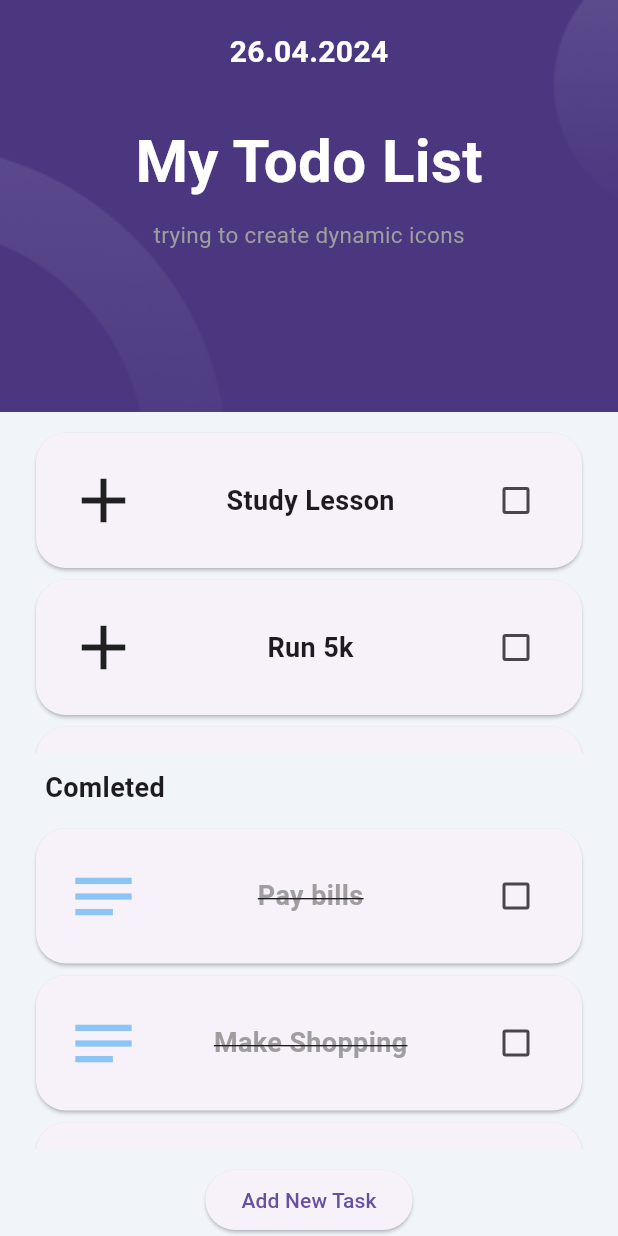
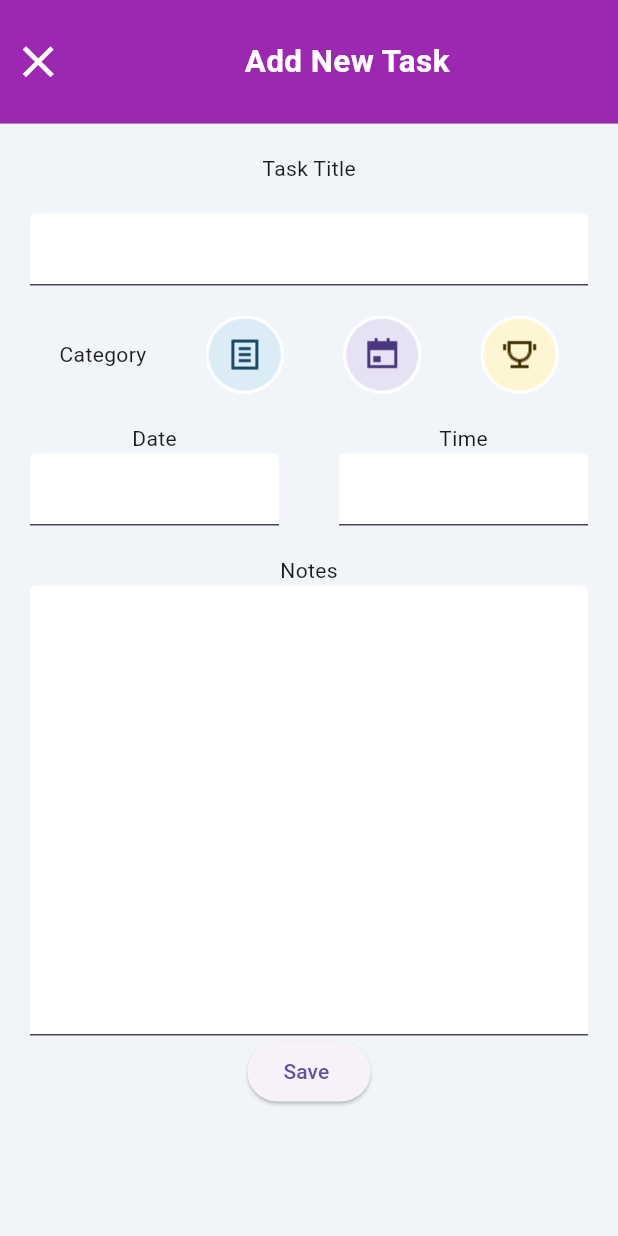
Before and after one commit to henimex/flutter_todo_app, a Flutter app: the screen it shows after launch, after a tap on "Add New Task", on a phone screen of 412 x 824 dp. Run offline on Flutter 3.47's test engine with Material 3 defaults, Android fonts, the phone set to English and light mode, and no system bars; our stand-ins replace hexcolor.

Commit message:
Add New Task Page Added

```diff
--- a/lib/main.dart
+++ b/lib/main.dart
@@ -1,10 +1,5 @@
 import 'package:flutter/material.dart';
-import 'package:flutter_todo_app/CustomWidgets/Cards/completed_item.dart';
-import 'package:flutter_todo_app/CustomWidgets/Cards/todo_item.dart';
-import 'package:flutter_todo_app/constants/color.dart';
 import 'package:flutter_todo_app/screens/home.dart';
-import 'package:hexcolor/hexcolor.dart';
-
 import 'Models/TodoItem.dart';
 
 void main() {
--- /dev/null
+++ b/lib/screens/add_new_task.dart
@@ -0,0 +1,160 @@
+import 'package:flutter/material.dart';
+import 'package:flutter/widgets.dart';
+import 'package:flutter_todo_app/constants/color.dart';
+import 'package:hexcolor/hexcolor.dart';
+
+class AddNewTask extends StatelessWidget {
+  const AddNewTask({super.key});
+
+  @override
+  Widget build(BuildContext context) {
+    double deviceWidth = MediaQuery.of(context).size.width;
+    double deviceHeight = MediaQuery.of(context).size.height;
+
+    return SafeArea(
+      child: Scaffold(
+        backgroundColor: HexColor(mainBackground),
+        body: SingleChildScrollView(
+          child: Column(
+            children: [
+              Container(
+                width: deviceWidth,
+                height: deviceHeight / 10,
+                color: Colors.purple,
+                child: Row(
+                  children: [
+                    IconButton(
+                      onPressed: () {
+                        Navigator.of(context).pop();
+                      },
+                      icon: const Icon(
+                        Icons.close,
+                        size: 35,
+                        color: Colors.white,
+                      ),
+                    ),
+                    const Expanded(
+                        child: Text(
+                      "Add New Task",
+                      style: TextStyle(
+                          fontWeight: FontWeight.bold,
+                          color: Colors.white,
+                          fontSize: 21),
+                      textAlign: TextAlign.center,
+                    )),
+                  ],
+                ),
+              ),
+              const Padding(
+                padding: EdgeInsets.only(top: 20.0),
+                child: Text("Task Title"),
+              ),
+              const Padding(
+                padding: EdgeInsets.symmetric(vertical: 20, horizontal: 20),
+                child: TextField(
+                  decoration:
+                      InputDecoration(filled: true, fillColor: Colors.white),
+                ),
+              ),
+              const Row(
+                mainAxisAlignment: MainAxisAlignment.spaceEvenly,
+                children: [
+                  Text("Category"),
+                  ShowMsg(
+                    title: "Memo Category Selected",
+                    image: "category1",
+                  ),
+                  ShowMsg(
+                    title: "Event Category Selected",
+                    image: "category2",
+                  ),
+                  ShowMsg(
+                    title: "Challange Category Selected",
+                    image: "category3",
+                  ),
+                ],
+              ),
+              const Padding(
+                padding: EdgeInsets.only(top: 20.0),
+                child: Row(
+                  children: [
+                    Expanded(
+                      child: Column(
+                        children: [
+                          Text("Date"),
+                          Padding(
+                            padding: EdgeInsets.symmetric(horizontal: 20),
+                            child: TextField(
+                              decoration: InputDecoration(
+                                  filled: true, fillColor: Colors.white),
+                            ),
+                          )
+                        ],
+                      ),
+                    ),
+                    Expanded(
+                      child: Column(
+                        children: [
+                          Text("Time"),
+                          Padding(
+                            padding: EdgeInsets.symmetric(horizontal: 20),
+                            child: TextField(
+                              decoration: InputDecoration(
+                                  filled: true, fillColor: Colors.white),
+                            ),
+                          )
+                        ],
+                      ),
+                    )
+                  ],
+                ),
+              ),
+              const Padding(
+                padding: EdgeInsets.only(top: 20.0),
+                child: Text("Notes"),
+              ),
+              const SizedBox(
+                height: 300,
+                child: Padding(
+                  padding: EdgeInsets.symmetric(horizontal: 20),
+                  child: TextField(
+                    expands: true,
+                    maxLines: null,
+                    decoration: InputDecoration(
+                        filled: true, fillColor: Colors.white, isDense: true),
+                  ),
+                ),
+              ),
+              ElevatedButton(onPressed: (){}, child: Text("Save "))
+            ],
+          ),
+        ),
+      ),
+    );
+  }
+}
+
+class ShowMsg extends StatefulWidget {
+  const ShowMsg({super.key, required this.title, required this.image});
+
+  final String title;
+  final String image;
+
+  @override
+  State<ShowMsg> createState() => _ShowMsgState();
+}
+
+class _ShowMsgState extends State<ShowMsg> {
+  @override
+  Widget build(BuildContext context) {
+    return GestureDetector(
+      onTap: () {
+        ScaffoldMessenger.of(context).showSnackBar(SnackBar(
+          content: Text(widget.title),
+          duration: const Duration(milliseconds: 400),
+        ));
+      },
+      child: Image.asset("lib/assets/images/${widget.image}.png"),
+    );
+  }
+}
--- a/lib/screens/home.dart
+++ b/lib/screens/home.dart
@@ -1,7 +1,6 @@
-import 'package:flutter/cupertino.dart';
 import 'package:flutter/material.dart';
+import 'package:flutter_todo_app/screens/add_new_task.dart';
 import 'package:hexcolor/hexcolor.dart';
-
 import '../CustomWidgets/Cards/completed_item.dart';
 import '../CustomWidgets/Cards/todo_item.dart';
 import '../Models/TodoItem.dart';
@@ -128,7 +127,9 @@ class _HomeScreenState extends State<HomeScreen> {
               ),
               ElevatedButton(
                   onPressed: () {
-                    print("Selam?");
+                    Navigator.of(context).push(MaterialPageRoute(
+                      builder: (context) => const AddNewTask(),
+                    ));
                   },
                   child: const Text("Add New Task"))
             ],
```
Also changed, not shown: lib/assets/images/category1.png (added), lib/assets/images/category2.png (added), lib/assets/images/category3.png (added).
